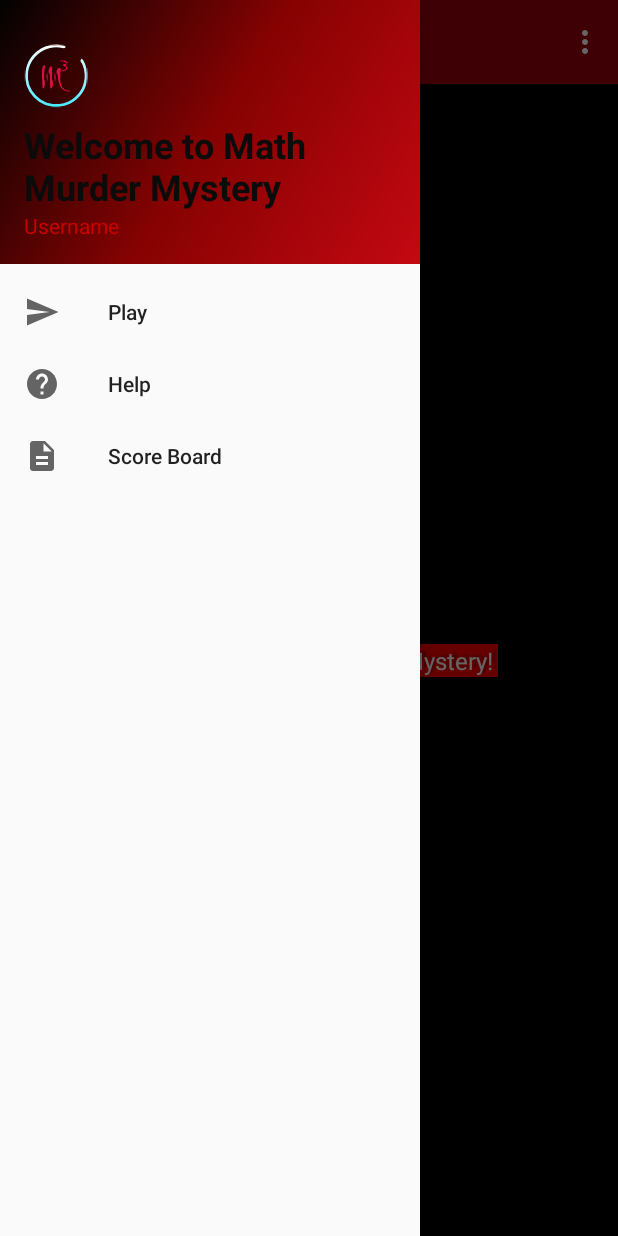
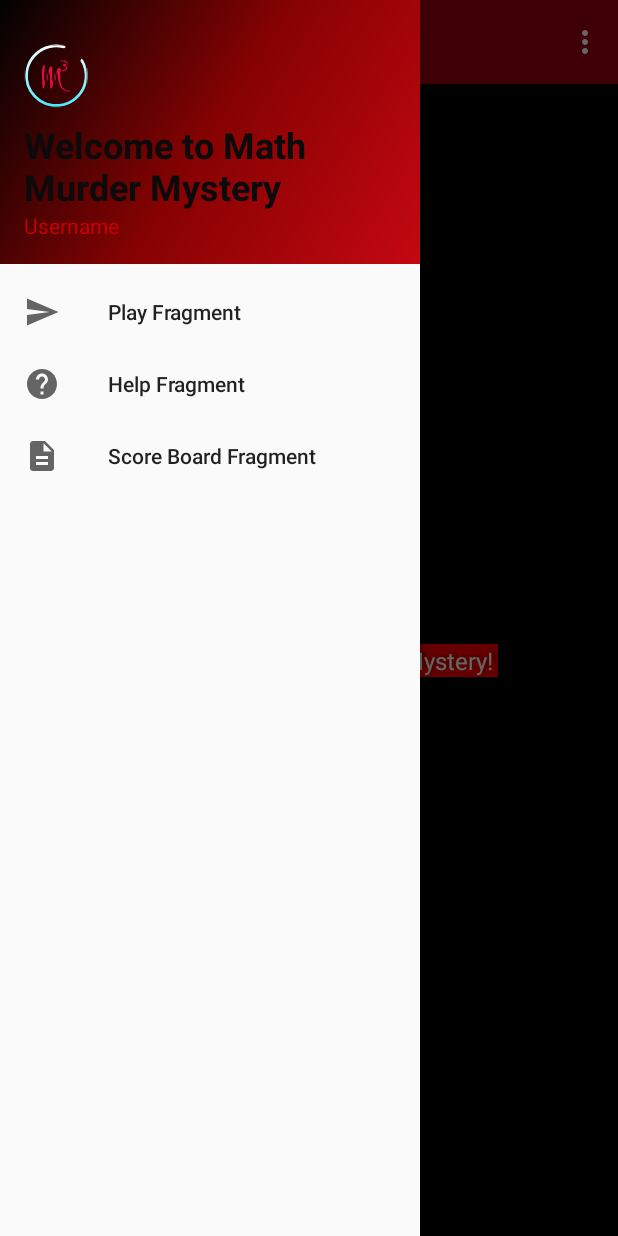
Before and after one commit to ArchaicScribe/MathMurderMystery, an Android app: the screen it shows after launch (HomeScreenActivity), with the side drawer open, on a phone screen of 412 x 824 dp. Run offline under Robolectric (Android 15) with nearby library versions, the phone set to English and light mode, and no system bars.

```diff
--- a/app/build.gradle
+++ b/app/build.gradle
@@ -1,4 +1,5 @@
 apply plugin: 'com.android.application'
+
 
 android {
     compileSdkVersion 28
@@ -9,6 +10,11 @@ android {
         versionCode 1
         versionName "1.0"
         testInstrumentationRunner "android.support.test.runner.AndroidJUnitRunner"
+        javaCompileOptions {
+            annotationProcessorOptions {
+                arguments = ["room.schemaLocation": "$projectDir/schemas".toString()]
+            }
+        }
     }
     buildTypes {
         release {
--- a/app/src/main/res/layout/play_fragment.xml
+++ b/app/src/main/res/layout/play_fragment.xml
@@ -7,6 +7,7 @@
   android:background="#0014ed">
 
   <TextView
+    android:id="@+id/play_fragment"
     android:layout_width="match_parent"
     android:layout_height="match_parent"
     android:textColor="#00FF00"
--- a/app/src/main/res/menu/activity_home_screen_drawer.xml
+++ b/app/src/main/res/menu/activity_home_screen_drawer.xml
@@ -5,17 +5,17 @@
 
   <group android:checkableBehavior="single">
     <item
-      android:id="@+id/play_arrow"
+      android:id="@+id/play_fragment"
       android:icon="@drawable/ic_menu_send"
-      android:title="Play"/>
+      android:title="Play Fragment"/>
     <item
       android:id="@+id/help_arrow"
       android:icon="@drawable/ic_help_arrow"
-      android:title="Help"/>
+      android:title="Help Fragment"/>
     <item
       android:id="@+id/scroreboard"
       android:icon="@drawable/ic_scoreboard_board"
-      android:title="Score Board"/>
+      android:title="Score Board Fragment"/>
   </group>
 
 
```
Also changed, not shown: app/src/main/java/edu/cnm/deepdive/mathmurdermystery/HomeScreenActivity.java (+6 -8 lines), 1 other file.
